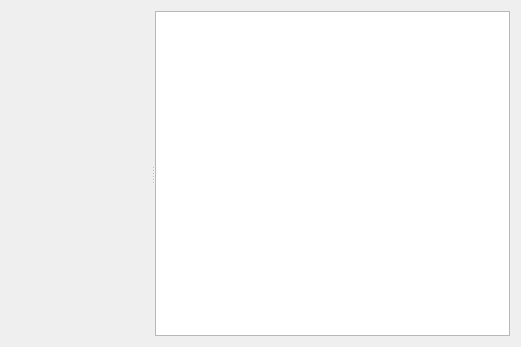
The window that apps/rivmaker/window/verticalcrosssection/verticalcrosssectionwindow.ui (i-RIC/prepost-gui) describes before a commit, drawn with Qt 5.
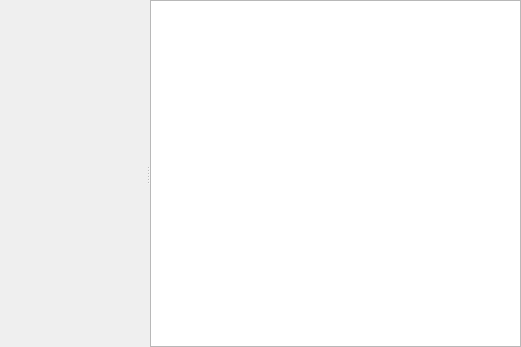
The same window after the commit. Icons and pictures are not drawn.

```diff
--- a/apps/rivmaker/window/verticalcrosssection/verticalcrosssectionwindow.ui
+++ b/apps/rivmaker/window/verticalcrosssection/verticalcrosssectionwindow.ui
@@ -14,6 +14,21 @@
    <string>Form</string>
   </property>
   <layout class="QVBoxLayout" name="verticalLayout">
+   <property name="spacing">
+    <number>0</number>
+   </property>
+   <property name="leftMargin">
+    <number>0</number>
+   </property>
+   <property name="topMargin">
+    <number>0</number>
+   </property>
+   <property name="rightMargin">
+    <number>0</number>
+   </property>
+   <property name="bottomMargin">
+    <number>0</number>
+   </property>
    <item>
     <widget class="QSplitter" name="splitter">
      <property name="orientation">
```
Left out of the diff: 10 changed lines with no effect on the pictures.
